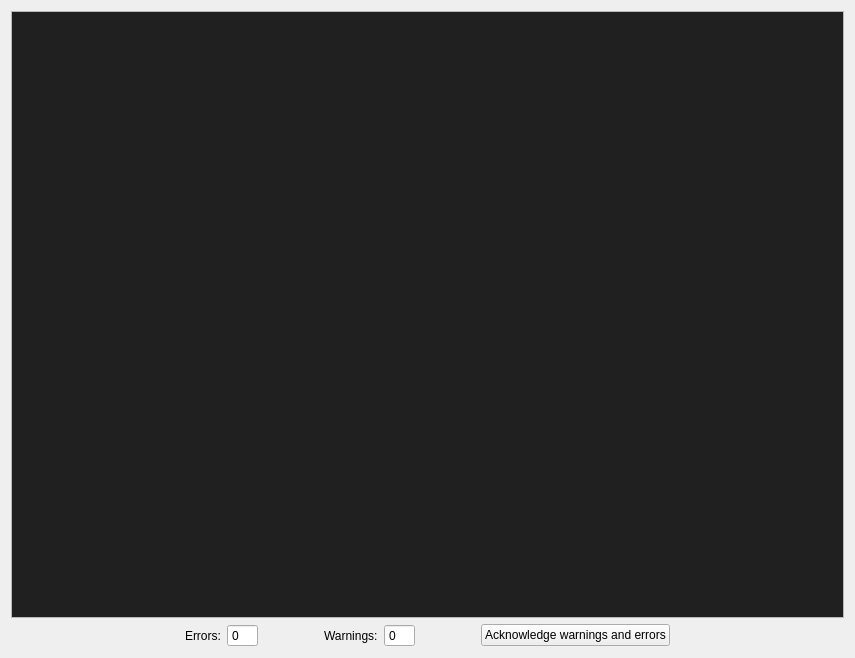
First picture: the form in guis/ui/logs.ui, repository janis-hag/kalao-ics, before the edit.
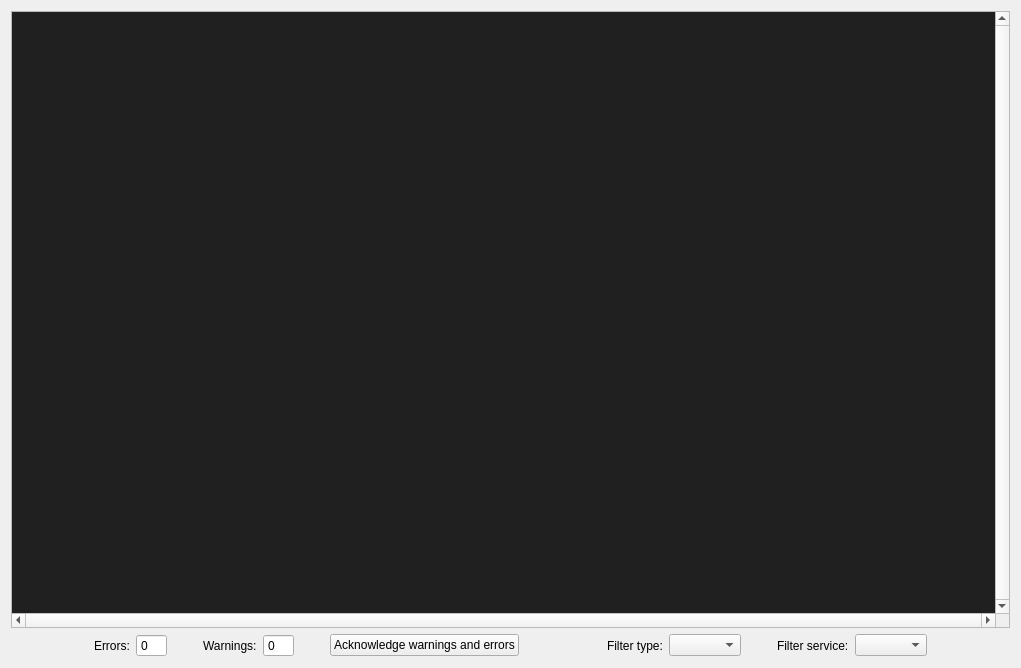
Second picture: the form after the edit.

What changed in the file:
```diff
--- a/guis/ui/logs.ui
+++ b/guis/ui/logs.ui
@@ -6,8 +6,8 @@
    <rect>
     <x>0</x>
     <y>0</y>
-    <width>855</width>
-    <height>658</height>
+    <width>1021</width>
+    <height>668</height>
    </rect>
   </property>
   <property name="windowTitle">
@@ -15,7 +15,7 @@
   </property>
   <layout class="QVBoxLayout" name="verticalLayout">
    <item>
-    <widget class="QTextEdit" name="logs_textedit">
+    <widget class="QPlainTextEdit" name="logs_textedit">
      <property name="palette">
       <palette>
        <active>
@@ -112,18 +112,14 @@
        <family>Noto Sans Mono</family>
       </font>
      </property>
-     <property name="lineWrapMode">
-      <enum>QTextEdit::NoWrap</enum>
+     <property name="verticalScrollBarPolicy">
+      <enum>Qt::ScrollBarAlwaysOn</enum>
      </property>
-     <property name="readOnly">
-      <bool>true</bool>
+     <property name="horizontalScrollBarPolicy">
+      <enum>Qt::ScrollBarAlwaysOn</enum>
      </property>
-     <property name="html">
-      <string>&lt;!DOCTYPE HTML PUBLIC &quot;-//W3C//DTD HTML 4.0//EN&quot; &quot;http://www.w3.org/TR/REC-html40/strict.dtd&quot;&gt;
-&lt;html&gt;&lt;head&gt;&lt;meta name=&quot;qrichtext&quot; content=&quot;1&quot; /&gt;&lt;style type=&quot;text/css&quot;&gt;
-p, li { white-space: pre-wrap; }
-&lt;/style&gt;&lt;/head&gt;&lt;body style=&quot; font-family:'Noto Sans Mono'; font-size:10pt; font-weight:400; font-style:normal;&quot;&gt;
-&lt;p style=&quot;-qt-paragraph-type:empty; margin-top:0px; margin-bottom:0px; margin-left:0px; margin-right:0px; -qt-block-indent:0; text-indent:0px;&quot;&gt;&lt;br /&gt;&lt;/p&gt;&lt;/body&gt;&lt;/html&gt;</string>
+     <property name="cursorWidth">
+      <number>0</number>
      </property>
     </widget>
    </item>
@@ -172,7 +168,7 @@
        </property>
        <property name="sizeHint" stdset="0">
         <size>
-         <width>60</width>
+         <width>30</width>
          <height>20</height>
         </size>
        </property>
@@ -208,7 +204,7 @@
        </property>
        <property name="sizeHint" stdset="0">
         <size>
-         <width>60</width>
+         <width>30</width>
          <height>20</height>
         </size>
        </property>
@@ -221,6 +217,55 @@
        </property>
       </widget>
      </item>
+     <item>
+      <spacer name="horizontalSpacer_5">
+       <property name="orientation">
+        <enum>Qt::Horizontal</enum>
+       </property>
+       <property name="sizeHint" stdset="0">
+        <size>
+         <width>40</width>
+         <height>20</height>
+        </size>
+       </property>
+      </spacer>
+     </item>
+     <item>
+      <widget class="QLabel" name="filter_type_label">
+       <property name="text">
+        <string>Filter type:</string>
+       </property>
+      </widget>
+     </item>
+     <item>
+      <widget class="QComboBox" name="filter_type_combobox"/>
+     </item>
+     <item>
+      <spacer name="horizontalSpacer_6">
+       <property name="orientation">
+        <enum>Qt::Horizontal</enum>
+       </property>
+       <property name="sizeType">
+        <enum>QSizePolicy::Maximum</enum>
+       </property>
+       <property name="sizeHint" stdset="0">
+        <size>
+         <width>30</width>
+         <height>20</height>
+        </size>
+       </property>
+      </spacer>
+     </item>
+     <item>
+      <widget class="QLabel" name="filter_origin_label">
+       <property name="text">
+        <string>Filter service:</string>
+       </property>
+      </widget>
+     </item>
+     <item>
+      <widget class="QComboBox" name="filter_origin_combobox"/>
+     </item>
      <item>
       <spacer name="horizontalSpacer_4">
        <property name="orientation">
```
